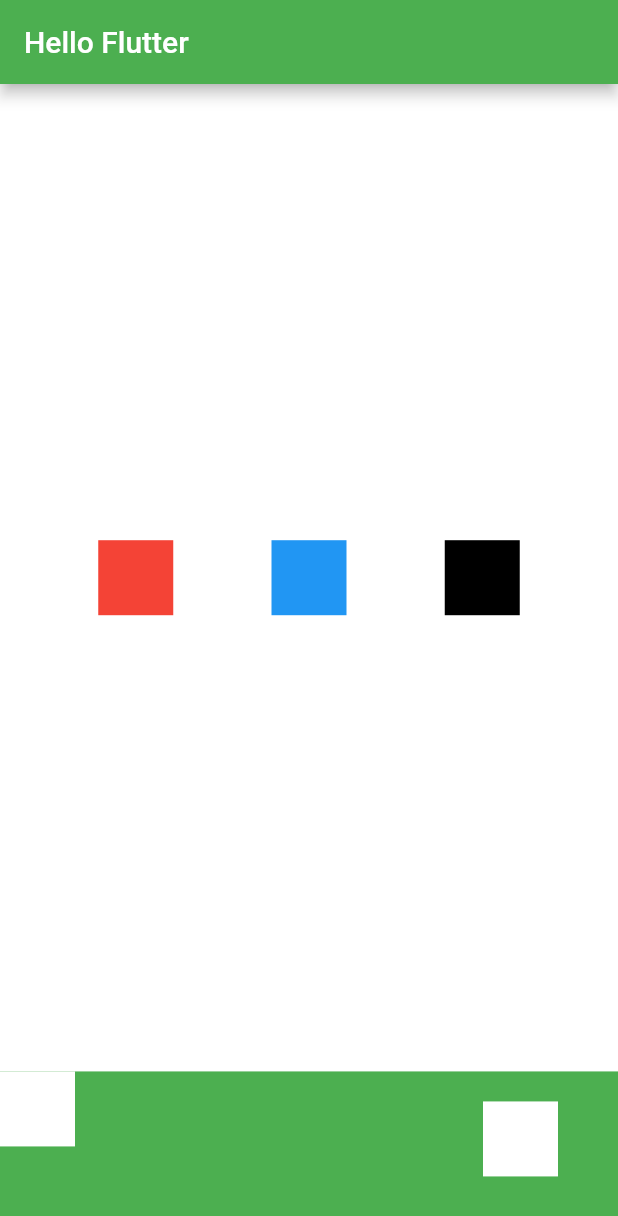
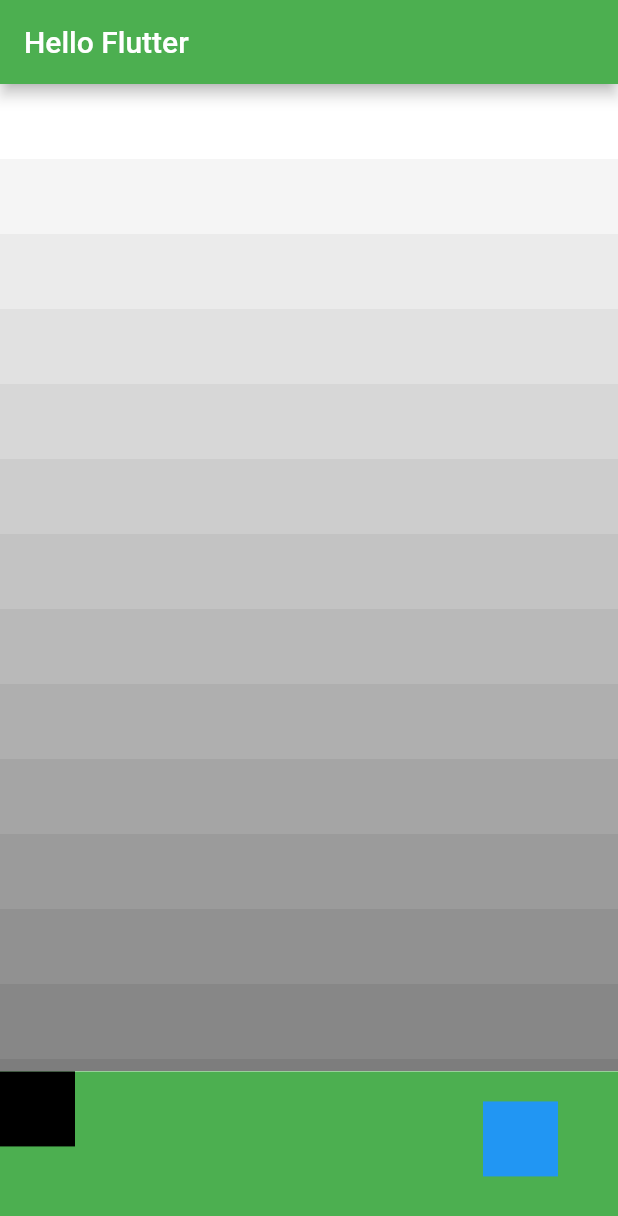
Before and after one commit to Drapegnik/hello_flutter, a Flutter app: the screen it shows after launch, on a phone screen of 412 x 824 dp. Shown: the top 1216 px of the screen. Run offline on Flutter 3.47's test engine with Material 2 defaults, Android fonts, the phone set to English and light mode, and no system bars.

Commit message:
layout: SingleChildScrollView

```diff
--- a/lib/main.dart
+++ b/lib/main.dart
@@ -20,8 +20,22 @@ class Square extends StatelessWidget {
   }
 }
 
+// Square(color: Colors.red),
+//         Square(color: Colors.blue),
+//         Square(color: Colors.black),
+
 class MyApp extends StatelessWidget {
   final String title = 'Hello Flutter';
+
+  _buildScrollableContent() {
+    return Column(
+      mainAxisAlignment: MainAxisAlignment.spaceEvenly,
+      children: List.generate(26, (index) {
+        int c = 255 - index * 10;
+        return Container(color: Color.fromARGB(255, c, c, c), height: 50);
+      }),
+    );
+  }
 
   @override
   Widget build(BuildContext context) {
@@ -40,14 +54,9 @@ class MyApp extends StatelessWidget {
                   child: Container(
                       color: Colors.white,
                       constraints: BoxConstraints.expand(),
-                      child: Row(
-                        mainAxisAlignment: MainAxisAlignment.spaceEvenly,
-                        children: <Widget>[
-                          Square(color: Colors.red),
-                          Square(color: Colors.blue),
-                          Square(color: Colors.black),
-                        ],
-                      ))),
+                      child: Scrollbar(
+                          child: SingleChildScrollView(
+                              child: _buildScrollableContent())))),
               Expanded(
                   flex: 1,
                   child: Stack(alignment: Alignment.bottomRight, children: [
@@ -57,13 +66,13 @@ class MyApp extends StatelessWidget {
                     IndexedStack(index: 1, children: [
                       Padding(
                           padding: const EdgeInsets.all(30.0),
-                          child: Square(color: Colors.black)),
+                          child: Square(color: Colors.red)),
                       Padding(
                           padding: const EdgeInsets.all(20.0),
-                          child: Square(color: Colors.white)),
+                          child: Square(color: Colors.blue)),
                     ]),
                     Align(
-                        child: Square(color: Colors.white),
+                        child: Square(color: Colors.black),
                         alignment: Alignment.topLeft)
                   ]))
             ])));
```
